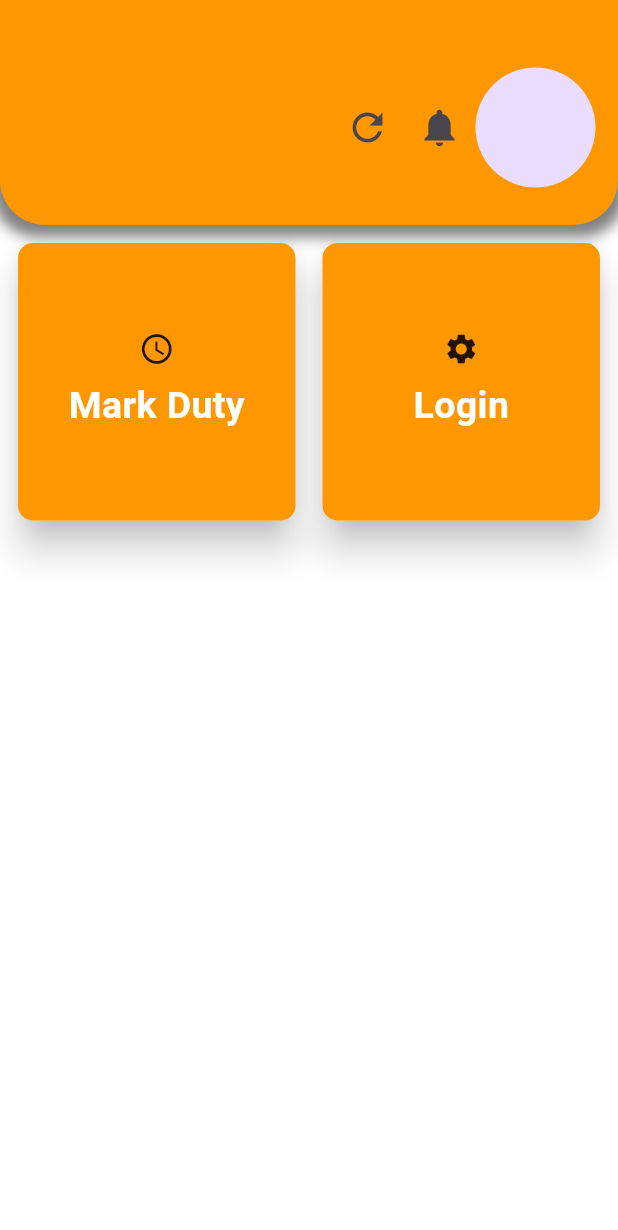
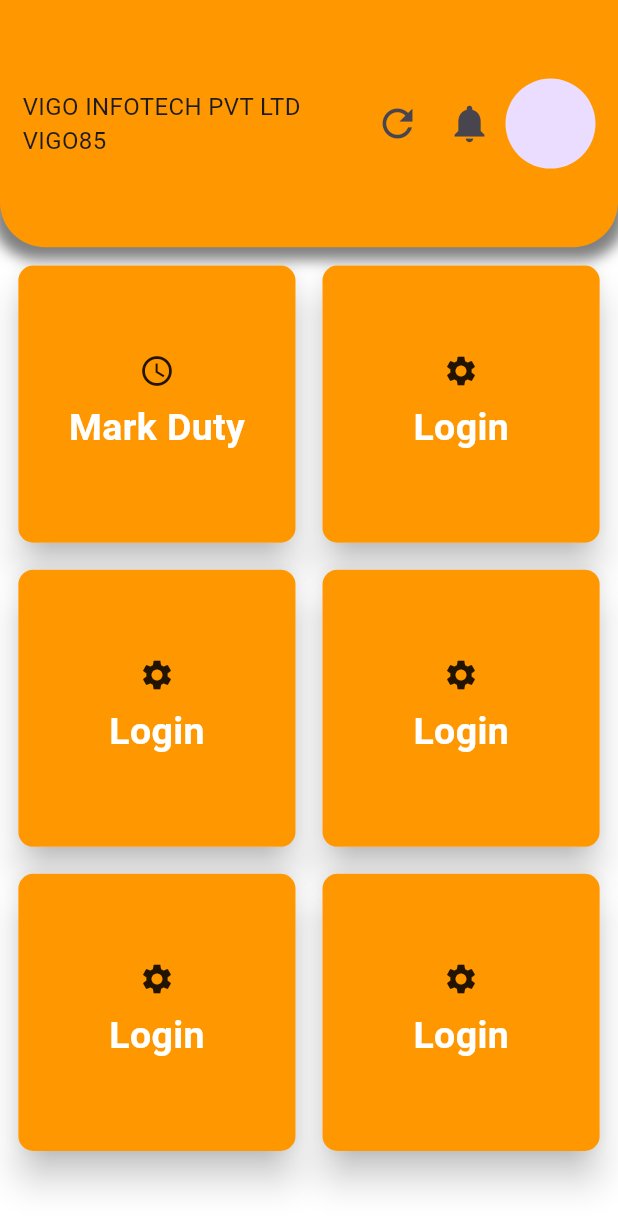
Before and after one commit to ajay-vigoinfotech/vigo-smart-app, a Flutter app: the HomePage screen opened directly, on a phone screen of 412 x 824 dp. Shown: the top 1230 px of the screen. Run offline on Flutter 3.47's test engine with Material 3 defaults, Android fonts, the phone set to English and light mode, and no system bars; our stand-ins replace dio, firebase_core, firebase_crashlytics, geolocator, google_maps_flutter, image_picker and 1 more; accounts and stored records are empty; generated files the repository leaves out were written again.

Commit message:
first commit

```diff
--- a/lib/features/auth/view/login_page.dart
+++ b/lib/features/auth/view/login_page.dart
@@ -3,6 +3,7 @@
 import '../../../core/theme/app_pallete.dart';
 import '../../home/view/home_page.dart';
 import '../model/login_model.dart';
+import '../session_manager/session_manager.dart';
 import '../viewmodel/login_view_model.dart';
 import '../widgets/auth_field.dart';
 import '../widgets/privacy_policy.dart';
@@ -36,9 +37,8 @@
       final success = await _viewModel.makeRequest(loginRequest);
 
       if (success) {
-        // Save username in SharedPreferences
-        // final prefs = await SharedPreferences.getInstance();
-        // await prefs.setString('username', username);
+        final sessionManager = SessionManager();
+        await sessionManager.saveLoginInfo(username);
 
         Navigator.pushReplacement(
           context,
--- a/lib/features/home/view/home_page.dart
+++ b/lib/features/home/view/home_page.dart
@@ -20,24 +20,51 @@
       'name': Strings.markDuty,
       'color': Pallete.btn1,
       'page': const MarkDutyPage(),
-    },{
-      'icon' : AppConstants.settingsIcon,
-      'name' : Strings.login,
-      'color' : Pallete.btn1,
-      'page' : const MarkDutyPage(),
+    },
+    {
+      'icon': AppConstants.settingsIcon,
+      'name': Strings.login,
+      'color': Pallete.btn1,
+      'page': const MarkDutyPage(),
+    }, {
+      'icon': AppConstants.settingsIcon,
+      'name': Strings.login,
+      'color': Pallete.btn1,
+      'page': const MarkDutyPage(),
+    }, {
+      'icon': AppConstants.settingsIcon,
+      'name': Strings.login,
+      'color': Pallete.btn1,
+      'page': const MarkDutyPage(),
+    }, {
+      'icon': AppConstants.settingsIcon,
+      'name': Strings.login,
+      'color': Pallete.btn1,
+      'page': const MarkDutyPage(),
+    }, {
+      'icon': AppConstants.settingsIcon,
+      'name': Strings.login,
+      'color': Pallete.btn1,
+      'page': const MarkDutyPage(),
     },
     // Add more modules here
   ];
 
   @override
   Widget build(BuildContext context) {
+    // Calculate the available height dynamically
+    final screenHeight = MediaQuery.of(context).size.height;
+    final infoScreenHeight = screenHeight * 0.2; // 20% of the screen height
+    final gridPadding = screenHeight * 0.01; // 2% of the screen height
+
     return Scaffold(
       body: Column(
         children: [
-          const InfoScreen(barheight: 150),
+          InfoScreen(barheight: infoScreenHeight),
+          SizedBox(height: gridPadding),  // Dynamic space between InfoScreen and the grid
           Expanded(
             child: Padding(
-              padding: const EdgeInsets.all(8.0),
+              padding: EdgeInsets.symmetric(horizontal: gridPadding),
               child: GridView.builder(
                 gridDelegate: const SliverGridDelegateWithFixedCrossAxisCount(
                   crossAxisCount: 2,
--- a/lib/features/home/widgets/info_screen.dart
+++ b/lib/features/home/widgets/info_screen.dart
@@ -1,12 +1,55 @@
 import 'package:flutter/material.dart';
-
 import '../../../core/constants/constants.dart';
 import '../../../core/theme/app_pallete.dart';
-
+import '../../auth/session_manager/session_manager.dart';
+import '../../auth/view/login_page.dart';
 
 class InfoScreen extends StatelessWidget {
   final double barheight;
+
   const InfoScreen({super.key, required this.barheight});
+
+  Future<void> _logout(BuildContext context) async {
+    final sessionManager = SessionManager();
+    await sessionManager.logout();
+
+    Navigator.pushReplacement(
+      context,
+      MaterialPageRoute(builder: (context) => const LoginPage()),
+    );
+  }
+
+  void _showBottomSheet(BuildContext context) {
+    showModalBottomSheet(
+      context: context,
+      builder: (context) => SizedBox(
+        height: 200, // Adjusted height for better responsiveness
+        child: Padding(
+          padding: const EdgeInsets.all(16.0),
+          child: Column(
+            mainAxisSize: MainAxisSize.min,
+            children: [
+              ListTile(
+                leading: AppConstants.settingsIcon,
+                title: const Text('Settings'),
+                onTap: () {
+                  // Handle settings action
+                },
+              ),
+              ListTile(
+                leading: AppConstants.logoutIcon,
+                title: const Text('Logout'),
+                onTap: () {
+                  Navigator.of(context).pop(); // Close the bottom sheet
+                  _logout(context);
+                },
+              ),
+            ],
+          ),
+        ),
+      ),
+    );
+  }
 
   @override
   Widget build(BuildContext context) {
@@ -29,10 +72,19 @@
         ],
       ),
       child: Padding(
-        padding: const EdgeInsets.fromLTRB(0, 20, 15, 0),
+        padding: const EdgeInsets.symmetric(horizontal: 15.0, vertical: 10.0),
         child: Row(
-          mainAxisAlignment: MainAxisAlignment.end,
-          crossAxisAlignment: CrossAxisAlignment.center,
+          mainAxisAlignment: MainAxisAlignment.spaceBetween,
+          children: [
+            const Flexible(
+              child: Text(
+                'VIGO INFOTECH PVT LTD\nVIGO85',
+                style: TextStyle(
+                    fontSize: 16), // Adjusted font size for readability
+                overflow: TextOverflow.ellipsis, // Prevents text overflow
+              ),
+            ),
+            Row(
               children: [
                 IconButton(
                   iconSize: 30,
@@ -49,44 +101,13 @@
                   icon: const Icon(Icons.notifications),
                 ),
                 GestureDetector(
-              onTap: () {
-                //print("you tapped");
-                showModalBottomSheet(
-                  context: context,
-                  builder: (context) => BottomSheet(
-                    onClosing: () {},
-                    builder: (context) => SizedBox(
-                      height: 500,
-                      child: Padding(
-                        padding: const EdgeInsets.all(8.0),
-                        child: Column(
-                          mainAxisSize: MainAxisSize.min,
-                          children: [
-                            ListTile(
-                              leading: AppConstants.settingsIcon,
-                              title: const Text('Settings'),
-                              onTap: () {
-                                // Handle settings action
-                              },
+                  onTap: () => _showBottomSheet(context),
+                  child: const CircleAvatar(
+                    radius: 30, // Adjusted radius for better UI balance
+                    //backgroundImage: AssetImage('assets/images/login_image.jpeg'), // Placeholder image
                   ),
-                            ListTile(
-                              leading: AppConstants.logoutIcon,
-                              title: const Text('Logout'),
-                              onTap: () {
-                                // Handle settings action
-                              },
                 ),
               ],
-                        ),
-                      ),
-                    ),
-                  ),
-                );
-              },
-              child: const CircleAvatar(
-                radius: 40,
-                // image or background color for the CircleAvatar
-              ),
             ),
           ],
         ),
--- a/lib/main.dart
+++ b/lib/main.dart
@@ -3,6 +3,7 @@
 import 'package:firebase_crashlytics/firebase_crashlytics.dart';
 import 'package:flutter/material.dart';
 import 'package:vigo_smart_app/core/theme/theme.dart';
+import 'package:vigo_smart_app/features/auth/session_manager/session_manager.dart';
 import 'package:vigo_smart_app/features/splash/splash_screen.dart';
 import 'firebase_options.dart';
 
@@ -18,18 +19,24 @@
     FirebaseCrashlytics.instance.recordError(error, stack, fatal: true);
     return true;
   };
-  runApp(const MyApp());
+
+  final sessionManager = SessionManager();
+  final isLoggedIn = await sessionManager.isLoggedIn();
+  runApp(MyApp(isLoggedIn: isLoggedIn));
 }
 
 class MyApp extends StatelessWidget {
-  const MyApp({super.key});
+  final bool isLoggedIn;
+  const MyApp({super.key, required this.isLoggedIn});
 
   @override
   Widget build(BuildContext context) {
     return MaterialApp(
+      debugShowCheckedModeBanner: false,
       title: 'Flutter Demo',
       theme: AppTheme.lightThemeMode,
       home: const SplashScreen(),
+      //isLoggedIn ? const HomePage() : const LoginPage(),
     );
   }
 }
--- a/pubspec.yaml
+++ b/pubspec.yaml
@@ -44,6 +44,10 @@
   geolocator: ^12.0.0
   google_maps_flutter: ^2.9.0
   image_picker: ^1.1.2
+  shared_preferences: ^2.3.2
+  sqflite: ^2.3.3+1
+  dio: ^5.6.0
+  flutter_bloc: ^8.1.6
 
 dev_dependencies:
   flutter_test:
```
Also changed, not shown: lib/features/auth/session_manager/session_manager.dart (added, +40 -0 lines), lib/features/auth/viewmodel/login_view_model.dart (+11 -7 lines), lib/features/splash/splash_screen.dart (+17 -17 lines), pubspec.lock, 7 other files. Lines whose indentation alone changed are shown as unchanged.
